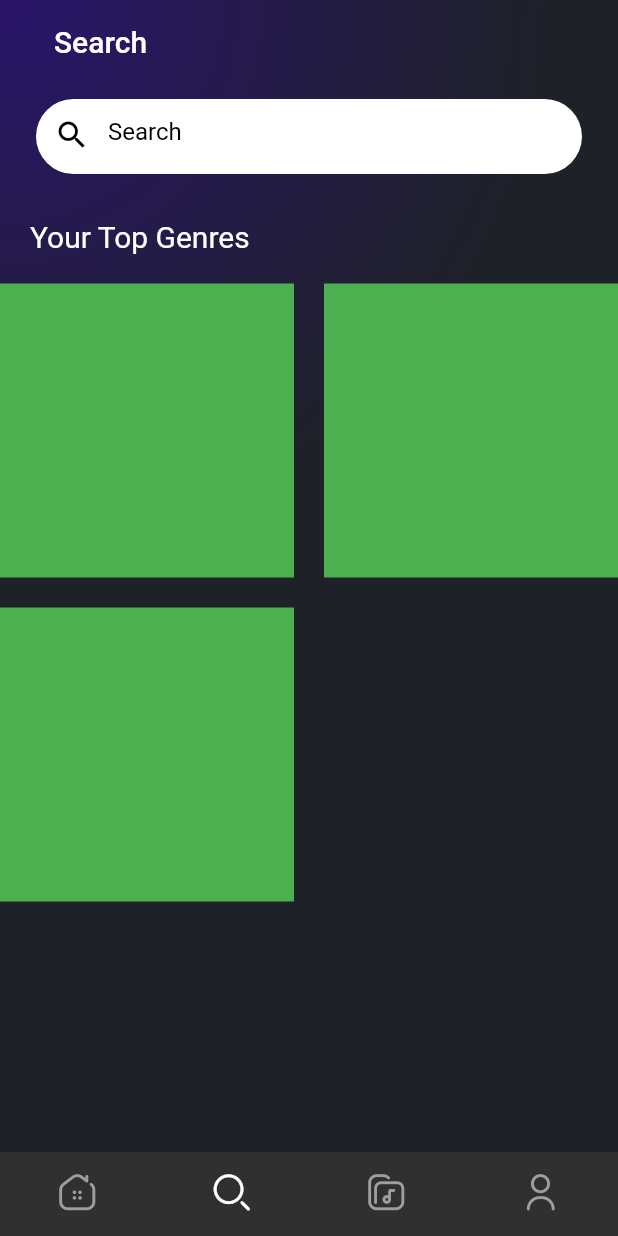
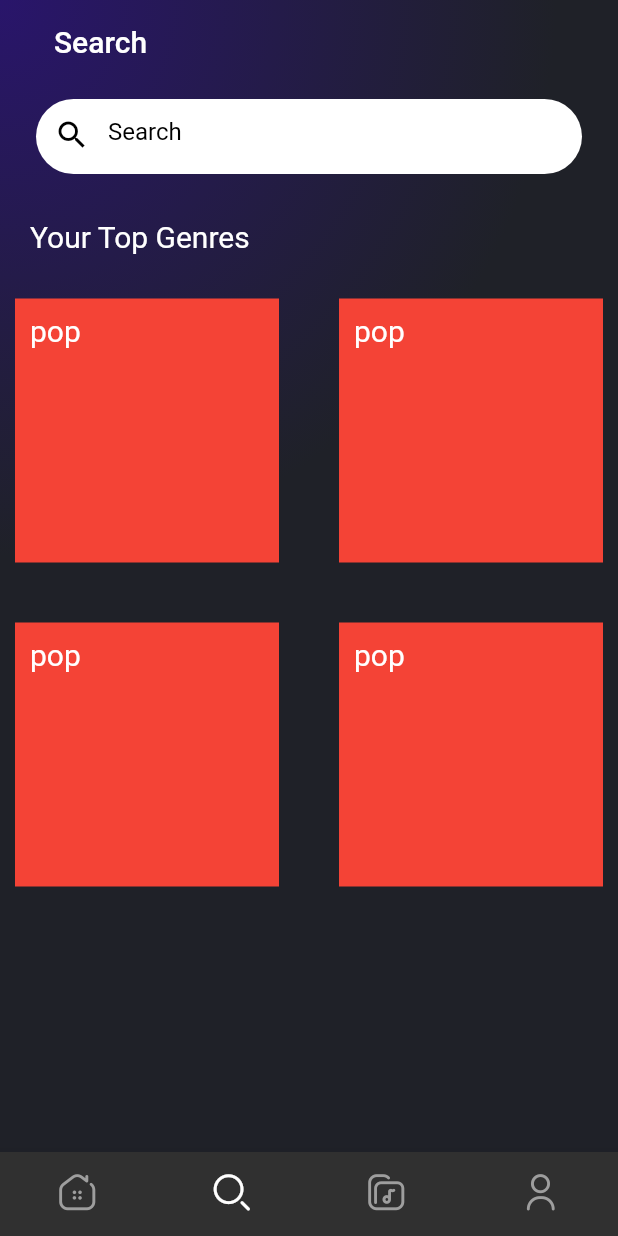
Before and after one commit to NavidAG/Flutter_music_player, a Flutter app: the screen it shows after launch, item 2 of the bottom bar chosen, on a phone screen of 412 x 824 dp. Run offline on Flutter 3.47's test engine with Material 2 defaults, Android fonts, the phone set to English and light mode, and no system bars; our stand-ins replace flutter_svg.

Commit message:
music types widget added.

```diff
--- a/musicplayer/lib/screens/tabs/Search_tab.dart
+++ b/musicplayer/lib/screens/tabs/Search_tab.dart
@@ -1,4 +1,5 @@
 import 'package:flutter/material.dart';
+import 'package:musicplayer/widgets/music_card_wiget.dart';
 
 class SearchTab extends StatefulWidget {
   const SearchTab({Key? key}) : super(key: key);
@@ -63,25 +64,22 @@ class _SearchTabState extends State<SearchTab> {
                 mainAxisSpacing: 20,
                 crossAxisSpacing: 20,
                 children: [
-                  Container(
-                    height: 20,
-                    width: 20,
-                    color: Colors.green,
+                  MusicCardWidget(
+                    musicTypeName: "pop",
                   ),
-                  Container(
-                    height: 20,
-                    width: 20,
-                    color: Colors.green,
+                  MusicCardWidget(
+                    musicTypeName: "pop",
                   ),
-                  Container(
-                    height: 20,
-                    width: 20,
-                    color: Colors.green,
-                  )
+                  MusicCardWidget(
+                    musicTypeName: "pop",
+                  ),
+                  MusicCardWidget(
+                    musicTypeName: "pop",
+                  ),
                 ],
               ),
             ),
-          )
+          ),
         ],
       ),
     );
--- /dev/null
+++ b/musicplayer/lib/widgets/music_card_wiget.dart
@@ -0,0 +1,25 @@
+import 'package:flutter/material.dart';
+
+class MusicCardWidget extends StatelessWidget {
+  final String musicTypeName;
+  const MusicCardWidget({Key? key, required this.musicTypeName})
+      : super(key: key);
+
+  @override
+  Widget build(BuildContext context) {
+    return Container(
+      padding: EdgeInsets.fromLTRB(10, 10, 10, 10),
+      child: Container(
+          color: Colors.red,
+          height: 20,
+          width: 20,
+          child: Container(
+            margin: EdgeInsets.only(top: 10, left: 10),
+            child: Text(
+              musicTypeName,
+              style: TextStyle(fontSize: 20),
+            ),
+          )),
+    );
+  }
+}
```
